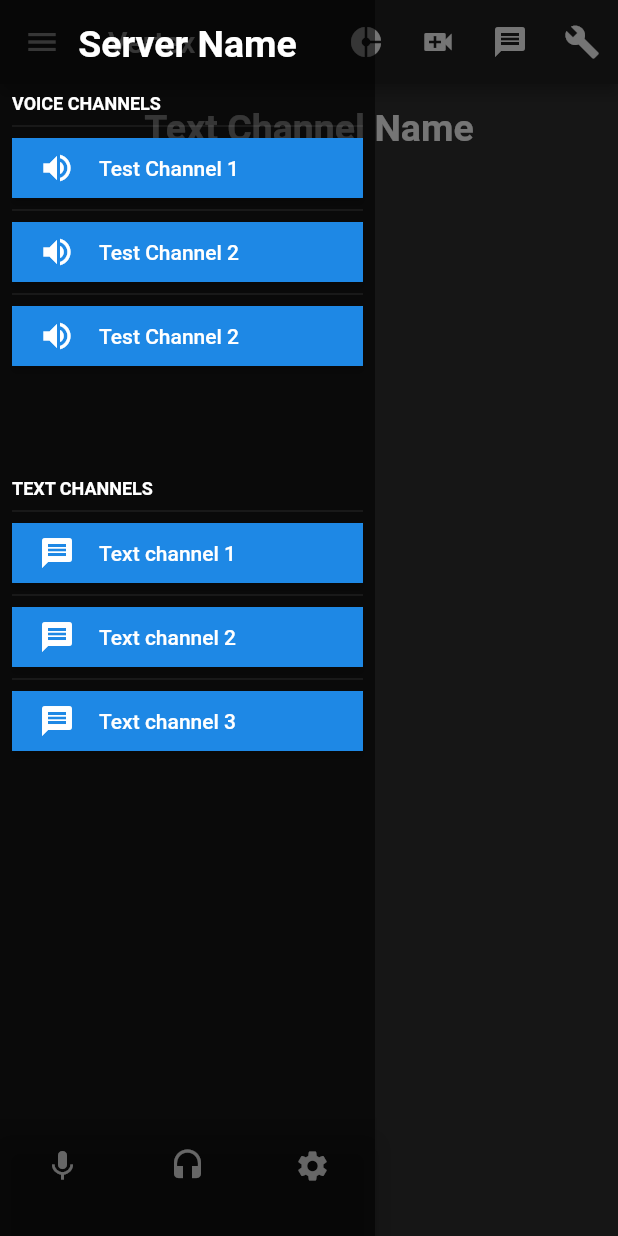
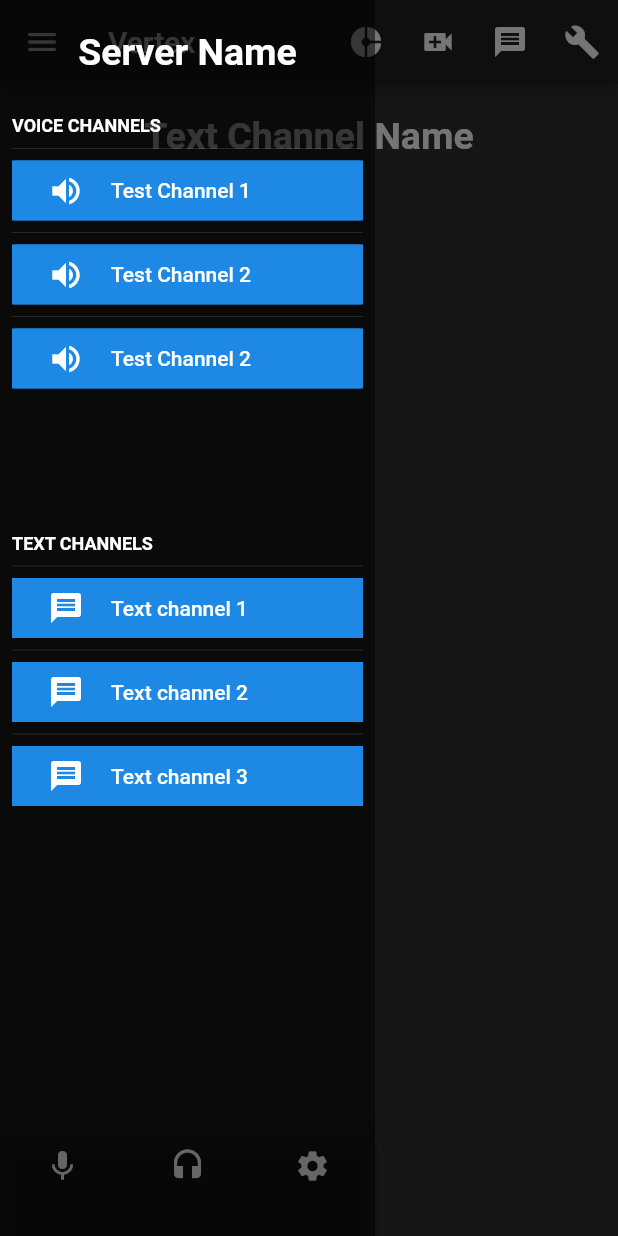
Before and after one commit to VertexChat/vertex, a Flutter app: the screen it shows after launch, with the side drawer open, on a phone screen of 412 x 824 dp. Run offline on Flutter 3.47's test engine with Material 2 defaults, Android fonts, the phone set to English and light mode, and no system bars; drawn by our look-alikes of auto_size_text; our stand-ins replace dynamic_theme, responsive_builder, rxdart, shared_preferences.

Commit message:
UI scaling changed so elements display better on web and mobile, updated requirements.txt for Norton

```diff
--- a/ui/lib/main.dart
+++ b/ui/lib/main.dart
@@ -21,11 +21,6 @@ class UI extends StatefulWidget {
 class _UIState extends State<UI> {
   //Variables
   bool offline = false;
-
-  @override
-  void initState() {
-    super.initState();
-  }
 
   Brightness brightness;
 
--- a/ui/lib/src/pages/home/home_page.dart
+++ b/ui/lib/src/pages/home/home_page.dart
@@ -32,7 +32,6 @@ class _VertexHomePageState extends State<VertexHomePage> {
       breakpoints: ScreenBreakpoints(desktop: 900, tablet: 650, watch: 250),
       mobile: OrientationLayoutBuilder(
         portrait: (context) => HomeMobilePortrait(),
-        landscape: (context) => HomeMobileLandscape(),
       ),
       desktop: HomeViewTablet(),
     );
--- a/ui/lib/src/pages/home/home_view_mobile.dart
+++ b/ui/lib/src/pages/home/home_view_mobile.dart
@@ -3,15 +3,8 @@ import 'package:vertex_ui/src/widgets/app_navigation_bar.dart';
 import 'package:vertex_ui/src/widgets/heading_widget.dart';
 import 'package:vertex_ui/src/widgets/server_app_drawer/server_drawer.dart';
 
-class HomeMobilePortrait extends StatefulWidget {
+class HomeMobilePortrait extends StatelessWidget {
   HomeMobilePortrait({Key key}) : super(key: key);
-
-  @override
-  _HomeMobilePortrait createState() => _HomeMobilePortrait();
-}
-
-// PRIMARY CLASS FOR MOBILE ====================================================
-class _HomeMobilePortrait extends State<HomeMobilePortrait> {
   final GlobalKey<ScaffoldState> _scaffoldKey = GlobalKey<ScaffoldState>();
 
   @override
@@ -29,16 +22,3 @@ class _HomeMobilePortrait extends State<HomeMobilePortrait> {
     );
   }
 }
-
-class HomeMobileLandscape extends StatelessWidget {
-  const HomeMobileLandscape({Key key}) : super(key: key);
-
-  @override
-  Widget build(BuildContext context) {
-    return Scaffold(
-      body: Row(
-        children: <Widget>[ServerDrawer()],
-      ),
-    );
-  }
-}
--- a/ui/lib/src/pages/settings_page.dart
+++ b/ui/lib/src/pages/settings_page.dart
@@ -282,6 +282,7 @@ class _SettingsPageState extends State<SettingsPage> {
           Flexible(
             flex: 0,
             child: Slider(
+
               activeColor: Colors.white,
               min: 0.0,
               max: 100.0,
--- a/ui/lib/src/widgets/heading_widget.dart
+++ b/ui/lib/src/widgets/heading_widget.dart
@@ -1,4 +1,5 @@
 import 'package:flutter/cupertino.dart';
+import 'package:auto_size_text/auto_size_text.dart';
 
 /// This Widget is for creating a heading for the app drawer
 
@@ -9,11 +10,11 @@ class HeadingWidget extends StatelessWidget {
 
   @override
   Widget build(BuildContext context) {
+    //final data = MediaQuery.of(context).size
     return Container(
-      padding:
-          EdgeInsets.only(top: 15.0, left: 20.0, right: 20.0, bottom: 10.0),
+      padding: EdgeInsets.all(20.0),
       alignment: Alignment.center,
-      child: Text(headingText,
+      child: AutoSizeText(headingText,
           textAlign: TextAlign.center,
           style: TextStyle(fontSize: 25, fontWeight: FontWeight.bold)),
     );
--- a/ui/lib/src/widgets/server_app_drawer/server_drawer.dart
+++ b/ui/lib/src/widgets/server_app_drawer/server_drawer.dart
@@ -63,6 +63,7 @@ class ServerDrawer extends StatelessWidget {
       // Currently hard coded until server hock in
       HeadingWidget(headingText: 'Server Name'),
       ServerDrawerListBuilder(items: testEntries),
+      SizedBox(height: 40),
       ServerDrawerListBuilder(items: testTextChannels),
       ServerDrawerSettingsBar(),
     ];
--- a/ui/lib/src/widgets/server_app_drawer/server_drawer_mobile.dart
+++ b/ui/lib/src/widgets/server_app_drawer/server_drawer_mobile.dart
@@ -12,7 +12,7 @@ class ServerDrawerMobile extends StatelessWidget {
   Widget build(BuildContext context) {
     var orientation = MediaQuery.of(context).orientation;
     return Container(
-      width: orientation == Orientation.portrait ? 250 : 100,
+      width: orientation == Orientation.portrait ? 250 : 250,
       decoration: BoxDecoration(color: Colors.black54),
       child: Column(children: ServerDrawer.getDrawerOptions()),
     );
--- a/ui/lib/src/widgets/server_app_drawer/server_drawer_web.dart
+++ b/ui/lib/src/widgets/server_app_drawer/server_drawer_web.dart
@@ -9,7 +9,7 @@ class ServerDrawerWebPortrait extends StatelessWidget {
   @override
   Widget build(BuildContext context) {
     return Container(
-      height: 130,
+      height: 200,
       decoration: BoxDecoration(color: Colors.grey),
       child: Row(
         children: ServerDrawer.getDrawerOptions(),
--- a/ui/lib/src/widgets/server_drawer_option/server_drawer_list_builder.dart
+++ b/ui/lib/src/widgets/server_drawer_option/server_drawer_list_builder.dart
@@ -43,7 +43,7 @@ class ServerDrawerListBuilder extends StatelessWidget {
                 child: Row(
                   children: <Widget>[
                     Padding(
-                      padding: const EdgeInsets.fromLTRB(2.0, 8.0, 8.0, 8.0),
+                      padding: const EdgeInsets.all(8),
                       child: Column(
                         mainAxisAlignment: MainAxisAlignment.center,
                         crossAxisAlignment: CrossAxisAlignment.start,
@@ -53,7 +53,7 @@ class ServerDrawerListBuilder extends StatelessWidget {
                       ),
                     ),
                     Padding(
-                      padding: const EdgeInsets.all(8.0),
+                      padding: const EdgeInsets.all(10),
                       child: Column(
                         mainAxisAlignment: MainAxisAlignment.center,
                         crossAxisAlignment: CrossAxisAlignment.center,
```
Also changed, not shown: norton/requirements.txt (+30 -4 lines), 1 other file.
